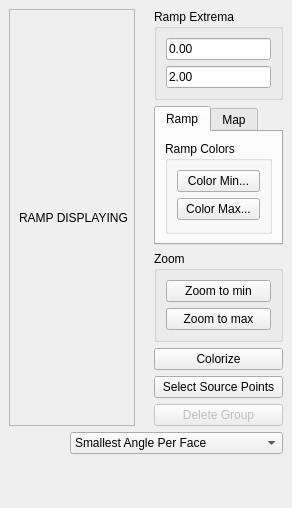
Before: the Qt Designer form Polyhedron/demo/Polyhedron/Plugins/Display/Display_property.ui in CGAL/cgal, drawn with Qt 5.
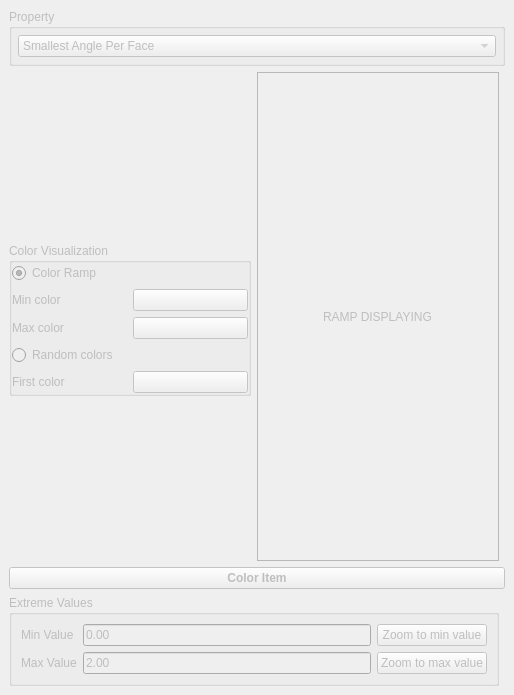
After: the same form once the commit is applied. Custom widgets are drawn as their Qt base class.

Commit message: Work on display property plugin (+ heat method)

Patch:
```diff
--- a/Polyhedron/demo/Polyhedron/Plugins/Display/Display_property.ui
+++ b/Polyhedron/demo/Polyhedron/Plugins/Display/Display_property.ui
@@ -2,26 +2,202 @@
 <ui version="4.0">
  <class>DisplayPropertyWidget</class>
  <widget class="QDockWidget" name="DisplayPropertyWidget">
+  <property name="enabled">
+   <bool>false</bool>
+  </property>
   <property name="geometry">
    <rect>
     <x>0</x>
     <y>0</y>
-    <width>292</width>
-    <height>508</height>
+    <width>514</width>
+    <height>695</height>
    </rect>
   </property>
+  <property name="minimumSize">
+   <size>
+    <width>514</width>
+    <height>695</height>
+   </size>
+  </property>
   <property name="windowTitle">
    <string>Property Displaying</string>
   </property>
   <widget class="QWidget" name="dockWidgetContents">
-   <layout class="QVBoxLayout" name="verticalLayout" stretch="0,0,0">
-    <item>
-     <layout class="QHBoxLayout" name="horizontalLayout_3" stretch="0,0">
-      <item>
+   <layout class="QGridLayout" name="gridLayout_3">
+    <item row="9" column="0" colspan="2">
+     <widget class="QPushButton" name="colorizeButton">
+      <property name="font">
+       <font>
+        <family>Cantarell</family>
+        <bold>true</bold>
+       </font>
+      </property>
+      <property name="text">
+       <string>Color Item</string>
+      </property>
+     </widget>
+    </item>
+    <item row="0" column="0" colspan="2">
+     <widget class="QGroupBox" name="propertyGroup">
+      <property name="title">
+       <string>Property</string>
+      </property>
+      <layout class="QVBoxLayout" name="verticalLayout_2">
+       <property name="leftMargin">
+        <number>6</number>
+       </property>
+       <property name="topMargin">
+        <number>6</number>
+       </property>
+       <property name="rightMargin">
+        <number>6</number>
+       </property>
+       <property name="bottomMargin">
+        <number>6</number>
+       </property>
+       <item>
+        <widget class="QComboBox" name="propertyBox">
+         <property name="sizeAdjustPolicy">
+          <enum>QComboBox::AdjustToContents</enum>
+         </property>
+         <item>
+          <property name="text">
+           <string>Smallest Angle Per Face</string>
+          </property>
+         </item>
+         <item>
+          <property name="text">
+           <string>Scaled Jacobian</string>
+          </property>
+         </item>
+         <item>
+          <property name="text">
+           <string>Heat Intensity</string>
+          </property>
+         </item>
+         <item>
+          <property name="text">
+           <string>Heat Intensity (Intrinsic Delaunay)</string>
+          </property>
+         </item>
+        </widget>
+       </item>
+      </layout>
+     </widget>
+    </item>
+    <item row="1" column="0">
+     <layout class="QGridLayout" name="ColoringGroup" columnstretch="50,50">
+      <item row="0" column="0">
+       <spacer name="verticalSpacer">
+        <property name="orientation">
+         <enum>Qt::Vertical</enum>
+        </property>
+        <property name="sizeHint" stdset="0">
+         <size>
+          <width>20</width>
+          <height>40</height>
+         </size>
+        </property>
+       </spacer>
+      </item>
+      <item row="1" column="0">
+       <widget class="QGroupBox" name="coloringChoiceGroup">
+        <property name="title">
+         <string>Color Visualization</string>
+        </property>
+        <layout class="QGridLayout" name="gridLayout_2" columnstretch="50,50">
+         <property name="leftMargin">
+          <number>0</number>
+         </property>
+         <property name="topMargin">
+          <number>0</number>
+         </property>
+         <property name="rightMargin">
+          <number>0</number>
+         </property>
+         <property name="bottomMargin">
+          <number>0</number>
+         </property>
+         <item row="8" column="0">
+          <widget class="QRadioButton" name="randomColorsRadioButton">
+           <property name="text">
+            <string>Random colors</string>
+           </property>
+          </widget>
+         </item>
+         <item row="3" column="1">
+          <widget class="QPushButton" name="minColorButton">
+           <property name="styleSheet">
+            <string notr="true"/>
+           </property>
+           <property name="text">
+            <string/>
+           </property>
+          </widget>
+         </item>
+         <item row="9" column="0">
+          <widget class="QLabel" name="initColorLabel">
+           <property name="text">
+            <string>First color</string>
+           </property>
+          </widget>
+         </item>
+         <item row="5" column="0">
+          <widget class="QLabel" name="maxColorLabel">
+           <property name="text">
+            <string>Max color</string>
+           </property>
+          </widget>
+         </item>
+         <item row="2" column="0" colspan="2">
+          <widget class="QRadioButton" name="colorRampRadioButton">
+           <property name="text">
+            <string>Color Ramp</string>
+           </property>
+           <property name="checked">
+            <bool>true</bool>
+           </property>
+          </widget>
+         </item>
+         <item row="9" column="1">
+          <widget class="QPushButton" name="initColorButton">
+           <property name="text">
+            <string/>
+           </property>
+          </widget>
+         </item>
+         <item row="5" column="1">
+          <widget class="QPushButton" name="maxColorButton">
+           <property name="text">
+            <string/>
+           </property>
+          </widget>
+         </item>
+         <item row="3" column="0">
+          <widget class="QLabel" name="minColorLabel">
+           <property name="text">
+            <string>Min color</string>
+           </property>
+          </widget>
+         </item>
+        </layout>
+       </widget>
+      </item>
+      <item row="2" column="0">
+       <spacer name="verticalSpacer_4">
+        <property name="orientation">
+         <enum>Qt::Vertical</enum>
+        </property>
+        <property name="sizeHint" stdset="0">
+         <size>
+          <width>20</width>
+          <height>40</height>
+         </size>
+        </property>
+       </spacer>
+      </item>
+      <item row="0" column="1" rowspan="3">
        <widget class="QScrollArea" name="scrollArea">
-        <property name="horizontalScrollBarPolicy">
-         <enum>Qt::ScrollBarAlwaysOff</enum>
-        </property>
         <property name="widgetResizable">
          <bool>true</bool>
         </property>
@@ -30,12 +206,12 @@
           <rect>
            <x>0</x>
            <y>0</y>
-           <width>127</width>
-           <height>430</height>
+           <width>236</width>
+           <height>397</height>
           </rect>
          </property>
-         <layout class="QVBoxLayout" name="verticalLayout_7">
-          <item>
+         <layout class="QGridLayout" name="gridLayout_5">
+          <item row="0" column="0" alignment="Qt::AlignHCenter">
            <widget class="QLabel" name="legendLabel">
             <property name="text">
              <string>RAMP DISPLAYING</string>
@@ -46,206 +222,70 @@
         </widget>
        </widget>
       </item>
-      <item>
-       <layout class="QGridLayout" name="gridLayout">
-        <item row="4" column="0">
-         <widget class="QLabel" name="label_3">
-          <property name="text">
-           <string/>
-          </property>
-         </widget>
-        </item>
-        <item row="3" column="0">
-         <widget class="QLabel" name="label_2">
-          <property name="text">
-           <string/>
-          </property>
-         </widget>
-        </item>
-        <item row="4" column="1">
-         <widget class="QPushButton" name="colorizeButton">
-          <property name="text">
-           <string>Colorize</string>
-          </property>
-         </widget>
-        </item>
-        <item row="2" column="1">
-         <widget class="QTabWidget" name="colorChoiceWidget">
-          <property name="currentIndex">
-           <number>0</number>
-          </property>
-          <widget class="QWidget" name="ramp_tab">
-           <attribute name="title">
-            <string>Ramp</string>
-           </attribute>
-           <layout class="QVBoxLayout" name="verticalLayout_5">
-            <item>
-             <widget class="QGroupBox" name="groupBox_2">
-              <property name="title">
-               <string>Ramp Colors</string>
-              </property>
-              <layout class="QVBoxLayout" name="verticalLayout_3">
-               <item>
-                <widget class="QPushButton" name="minColorButton">
-                 <property name="text">
-                  <string>Color Min...</string>
-                 </property>
-                </widget>
-               </item>
-               <item>
-                <widget class="QPushButton" name="maxColorButton">
-                 <property name="text">
-                  <string>Color Max...</string>
-                 </property>
-                </widget>
-               </item>
-              </layout>
-             </widget>
-            </item>
-           </layout>
-          </widget>
-          <widget class="QWidget" name="map_tab">
-           <attribute name="title">
-            <string>Map</string>
-           </attribute>
-           <layout class="QVBoxLayout" name="verticalLayout_6">
-            <item>
-             <widget class="QPushButton" name="initColorButton">
-              <property name="text">
-               <string>Initial Color...</string>
-              </property>
-             </widget>
-            </item>
-           </layout>
-          </widget>
-         </widget>
-        </item>
-        <item row="6" column="1">
-         <widget class="QPushButton" name="sourcePointsButton">
-          <property name="text">
-           <string>Select Source Points</string>
-          </property>
-          <property name="checkable">
-           <bool>true</bool>
-          </property>
-         </widget>
-        </item>
-        <item row="3" column="1">
-         <widget class="QGroupBox" name="groupBox_3">
-          <property name="title">
-           <string>Zoom </string>
-          </property>
-          <layout class="QVBoxLayout" name="verticalLayout_4">
-           <item>
-            <widget class="QPushButton" name="zoomToMinButton">
-             <property name="text">
-              <string>Zoom to min</string>
-             </property>
-            </widget>
-           </item>
-           <item>
-            <widget class="QPushButton" name="zoomToMaxButton">
-             <property name="text">
-              <string>Zoom to max</string>
-             </property>
-            </widget>
-           </item>
-          </layout>
-         </widget>
-        </item>
-        <item row="1" column="1">
-         <widget class="QGroupBox" name="groupBox">
-          <property name="title">
-           <string>Ramp Extrema</string>
-          </property>
-          <layout class="QVBoxLayout" name="verticalLayout_2">
-           <item>
-            <widget class="DoubleEdit" name="minBox">
-             <property name="text">
-              <string>0.00</string>
-             </property>
-            </widget>
-           </item>
-           <item>
-            <widget class="DoubleEdit" name="maxBox">
-             <property name="text">
-              <string>2.00</string>
-             </property>
-            </widget>
-           </item>
-          </layout>
-         </widget>
-        </item>
-        <item row="7" column="1">
-         <widget class="QPushButton" name="deleteButton">
-          <property name="enabled">
-           <bool>false</bool>
-          </property>
-          <property name="text">
-           <string>Delete Group</string>
-          </property>
-         </widget>
-        </item>
-       </layout>
-      </item>
      </layout>
     </item>
-    <item>
-     <layout class="QHBoxLayout" name="horizontalLayout" stretch="0,0">
-      <item>
-       <spacer name="horizontalSpacer_2">
-        <property name="orientation">
-         <enum>Qt::Horizontal</enum>
-        </property>
-        <property name="sizeHint" stdset="0">
-         <size>
-          <width>40</width>
-          <height>20</height>
-         </size>
-        </property>
-       </spacer>
-      </item>
-      <item>
-       <widget class="QComboBox" name="propertyBox">
-        <property name="sizeAdjustPolicy">
-         <enum>QComboBox::AdjustToContents</enum>
-        </property>
-        <item>
+    <item row="11" column="0">
+     <widget class="QGroupBox" name="extremeValuesGroup">
+      <property name="enabled">
+       <bool>false</bool>
+      </property>
+      <property name="title">
+       <string>Extreme Values</string>
+      </property>
+      <layout class="QGridLayout" name="gridLayout">
+       <item row="0" column="0">
+        <widget class="QLabel" name="extremeValuesMinLabel">
          <property name="text">
-          <string>Smallest Angle Per Face</string>
+          <string>Min Value</string>
          </property>
-        </item>
-        <item>
+        </widget>
+       </item>
+       <item row="2" column="0">
+        <widget class="QLabel" name="extremeValuesMaxLabel">
          <property name="text">
-          <string>Scaled Jacobian</string>
+          <string>Max Value</string>
          </property>
-        </item>
-        <item>
+        </widget>
+       </item>
+       <item row="2" column="1">
+        <widget class="DoubleEdit" name="maxBox">
          <property name="text">
-          <string>Heat Intensity</string>
+          <string>2.00</string>
          </property>
-        </item>
-        <item>
+         <property name="readOnly">
+          <bool>true</bool>
+         </property>
+        </widget>
+       </item>
+       <item row="2" column="2">
+        <widget class="QPushButton" name="zoomToMaxButton">
          <property name="text">
-          <string>Heat Intensity (Intrinsic Delaunay)</string>
+          <string>Zoom to max value</string>
          </property>
-        </item>
-       </widget>
-      </item>
-     </layout>
-    </item>
-    <item>
-     <spacer name="verticalSpacer">
-      <property name="orientation">
-       <enum>Qt::Vertical</enum>
-      </property>
-      <property name="sizeHint" stdset="0">
-       <size>
-        <width>20</width>
-        <height>40</height>
-       </size>
-      </property>
-     </spacer>
+        </widget>
+       </item>
+       <item row="0" column="2">
+        <widget class="QPushButton" name="zoomToMinButton">
+         <property name="text">
+          <string>Zoom to min value</string>
+         </property>
+        </widget>
+       </item>
+       <item row="0" column="1">
+        <widget class="DoubleEdit" name="minBox">
+         <property name="text">
+          <string>0.00</string>
+         </property>
+         <property name="frame">
+          <bool>true</bool>
+         </property>
+         <property name="readOnly">
+          <bool>true</bool>
+         </property>
+        </widget>
+       </item>
+      </layout>
+     </widget>
     </item>
    </layout>
   </widget>
```
Left out of the diff: 2 changed lines with no effect on the pictures. The commit also changes 16 other files.
